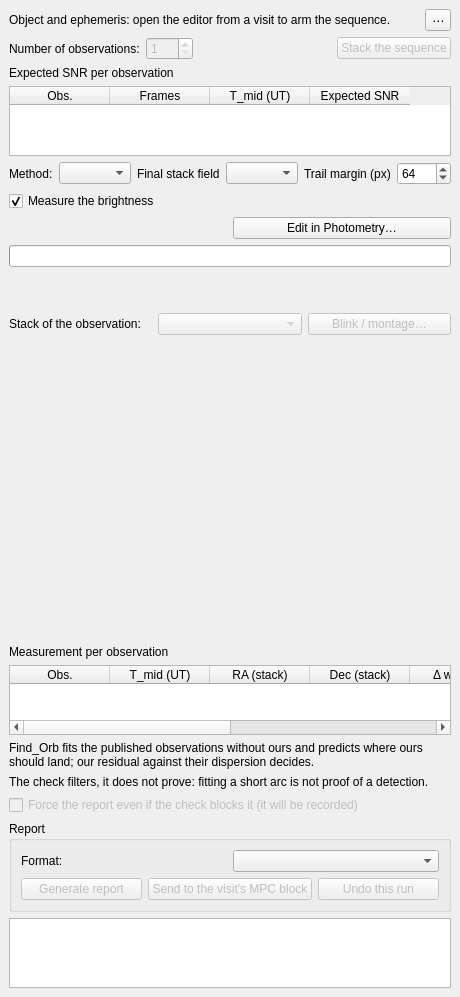
First picture: the form in nightscribe/gui/ui/ufe_trackstack_tab.ui, repository irydeo/nightscribe, before the edit.
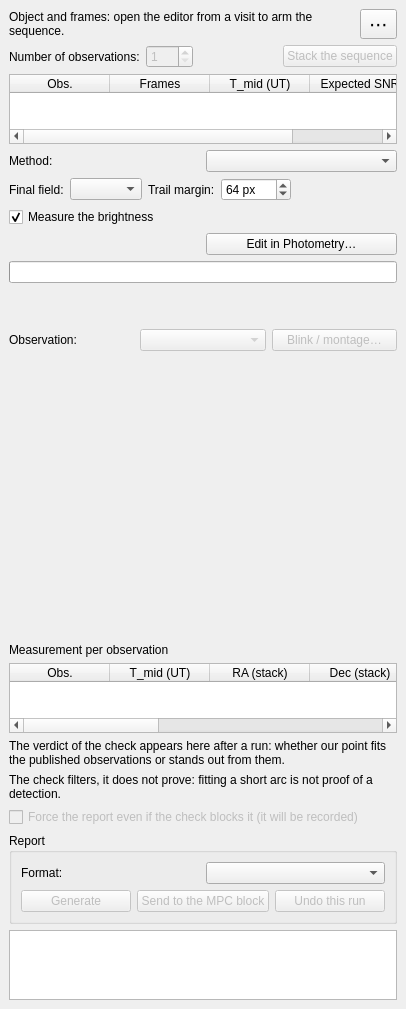
Second picture: the form after the edit.

Commit message: fix(astrometry): the tab's labels say what is true, and the column scrolls

```diff
--- a/nightscribe/gui/ui/ufe_trackstack_tab.ui
+++ b/nightscribe/gui/ui/ufe_trackstack_tab.ui
@@ -20,7 +20,7 @@
      <item>
       <widget class="QLabel" name="lbl_object">
        <property name="text">
-        <string>Object and ephemeris: open the editor from a visit to arm the sequence.</string>
+        <string>Object and frames: open the editor from a visit to arm the sequence.</string>
        </property>
        <property name="toolTip">
         <string>The object comes from the project and the ephemeris from Horizons; both are read-only here (the sequence is tracked with the full ephemeris, not a linear rate)</string>
@@ -30,7 +30,10 @@
      </item>
      <item>
       <widget class="QToolButton" name="btn_more">
+       <property name="minimumSize"><size><width>32</width><height>26</height></size></property>
+       <property name="font"><font><pointsize>14</pointsize></font></property>
        <property name="text"><string>⋯</string></property>
+       <property name="popupMode"><enum>QToolButton::InstantPopup</enum></property>
        <property name="toolTip">
         <string>The occasional actions, so they do not eat the panel: the blink figure of the observations, and undoing this run</string>
        </property>
@@ -87,14 +90,6 @@
       <property name="topMargin"><number>0</number></property>
       <property name="rightMargin"><number>0</number></property>
       <property name="bottomMargin"><number>0</number></property>
-      <item>
-       <widget class="QLabel" name="lbl_snr_title">
-        <property name="text"><string>Expected SNR per observation</string></property>
-        <property name="toolTip">
-         <string>Estimated from the frames each group gets (the SNR grows with the square root of n). A group below the MPC submission floor (SNR 20 by default) will be left out of the report, with its reason</string>
-        </property>
-       </widget>
-      </item>
       <item>
        <widget class="QTableWidget" name="tbl_snr">
         <property name="maximumSize"><size><width>16777215</width><height>120</height></size></property>
@@ -131,8 +126,12 @@
           </property>
          </widget>
         </item>
+       </layout>
+      </item>
+      <item>
+       <layout class="QHBoxLayout" name="row_field">
         <item>
-         <widget class="QLabel" name="lbl_final_field"><property name="text"><string>Final stack field</string></property></widget>
+         <widget class="QLabel" name="lbl_final_field"><property name="text"><string>Final field:</string></property></widget>
         </item>
         <item>
          <widget class="QComboBox" name="cmb_final_size">
@@ -142,18 +141,25 @@
          </widget>
         </item>
         <item>
-         <widget class="QLabel" name="lbl_margin"><property name="text"><string>Trail margin (px)</string></property></widget>
+         <widget class="QLabel" name="lbl_margin"><property name="text"><string>Trail margin:</string></property></widget>
         </item>
         <item>
          <widget class="QSpinBox" name="spn_margin">
           <property name="minimum"><number>8</number></property>
           <property name="maximum"><number>1024</number></property>
           <property name="value"><number>64</number></property>
+          <property name="suffix"><string> px</string></property>
           <property name="toolTip">
            <string>Extra pixels around the object's own trail in the cutout the detection and the velocity sweep use. Bigger is safer and slower; the final stack does not use it.</string>
           </property>
          </widget>
         </item>
+        <item>
+         <spacer name="hsp_field">
+          <property name="orientation"><enum>Qt::Horizontal</enum></property>
+          <property name="sizeHint" stdset="0"><size><width>20</width><height>20</height></size></property>
+         </spacer>
+        </item>
        </layout>
       </item>
       <item>
@@ -225,7 +231,7 @@
     <layout class="QHBoxLayout" name="row_view">
      <item>
       <widget class="QLabel" name="lbl_view">
-       <property name="text"><string>Stack of the observation:</string></property>
+       <property name="text"><string>Observation:</string></property>
       </widget>
      </item>
      <item>
@@ -275,7 +281,7 @@
      <column><property name="text"><string>T_mid (UT)</string></property></column>
      <column><property name="text"><string>RA (stack)</string></property></column>
      <column><property name="text"><string>Dec (stack)</string></property></column>
-     <column><property name="text"><string>Δ ways (″)</string></property></column>
+     <column><property name="text"><string>Δ (″)</string></property></column>
      <column><property name="text"><string>SNR</string></property></column>
      <column><property name="text"><string>Mag</string></property></column>
      <column><property name="text"><string>Warnings</string></property></column>
@@ -290,7 +296,7 @@
       <property name="bottomMargin"><number>0</number></property>
       <item>
        <widget class="QLabel" name="lbl_check">
-        <property name="text"><string>Find_Orb fits the published observations without ours and predicts where ours should land; our residual against their dispersion decides.</string></property>
+        <property name="text"><string>The verdict of the check appears here after a run: whether our point fits the published observations or stands out from them.</string></property>
         <property name="wordWrap"><bool>true</bool></property>
        </widget>
       </item>
@@ -337,7 +343,7 @@
         <item>
          <widget class="QPushButton" name="btn_report">
           <property name="enabled"><bool>false</bool></property>
-          <property name="text"><string>Generate report</string></property>
+          <property name="text"><string>Generate</string></property>
           <property name="toolTip">
            <string>Generate the report with the middle-of-exposure instants, the propagated uncertainties and the magnitude only when there are comparison stars; every observation below the submission floor is left out with its reason</string>
           </property>
@@ -346,7 +352,7 @@
         <item>
          <widget class="QPushButton" name="btn_send_mpc">
           <property name="enabled"><bool>false</bool></property>
-          <property name="text"><string>Send to the visit's MPC block</string></property>
+          <property name="text"><string>Send to the MPC block</string></property>
           <property name="toolTip">
            <string>Fill the visit's MPC paste box with the report; the validator there has the last word before saving</string>
           </property>
```
Left out of the diff: 16 changed lines with no effect on the pictures. The commit also changes 8 other files.
